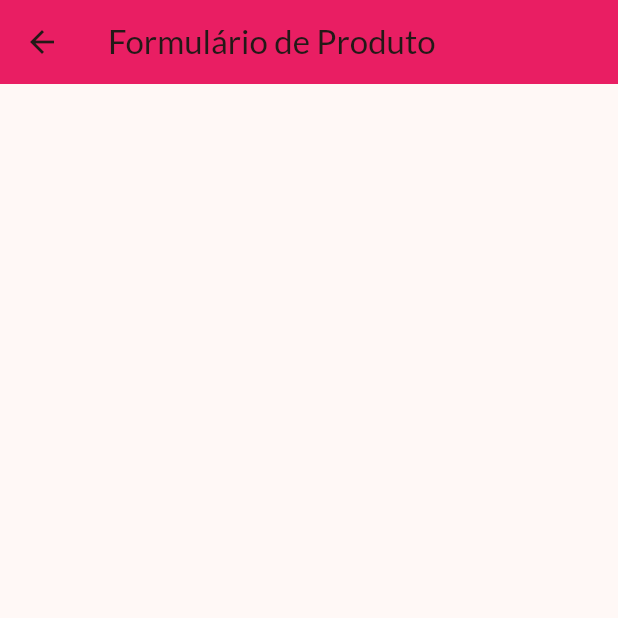
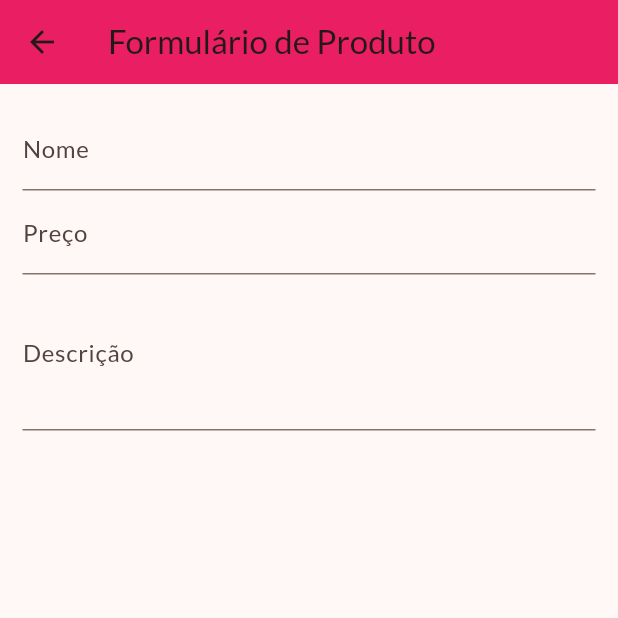
Before and after one commit to maxcielOliv/flutter_shop, a Flutter app: the ProductFormPage screen opened by its route, on a phone screen of 412 x 824 dp, the top half of it. Run offline on Flutter 3.47's test engine with Material 3 defaults, Android fonts, the phone set to English and light mode, and no system bars; network calls fail.

Commit message:
product form

```diff
--- a/lib/src/ui/pages/product_form_page.dart
+++ b/lib/src/ui/pages/product_form_page.dart
@@ -9,11 +9,40 @@ class ProductFormPage extends StatefulWidget {
 
 class _ProductFormPageState extends State<ProductFormPage> {
   @override
+  void dispose() {
+    super.dispose();
+  }
+
+  @override
   Widget build(BuildContext context) {
     return Scaffold(
       appBar: AppBar(
         backgroundColor: Theme.of(context).primaryColor,
-        title: Text('Formulário de Produto'),
+        title: const Text('Formulário de Produto'),
+      ),
+      body: Padding(
+        padding: const EdgeInsets.all(15),
+        child: Form(
+          child: ListView(
+            children: [
+              TextFormField(
+                decoration: const InputDecoration(labelText: 'Nome'),
+                textInputAction: TextInputAction.next,
+              ),
+              TextFormField(
+                decoration: const InputDecoration(labelText: 'Preço'),
+                textInputAction: TextInputAction.next,
+                keyboardType: TextInputType.number,
+              ),
+              TextFormField(
+                decoration: const InputDecoration(labelText: 'Descrição'),
+                textInputAction: TextInputAction.next,
+                keyboardType: TextInputType.multiline,
+                maxLines: 3,
+              ),
+            ],
+          ),
+        ),
       ),
     );
   }
```
